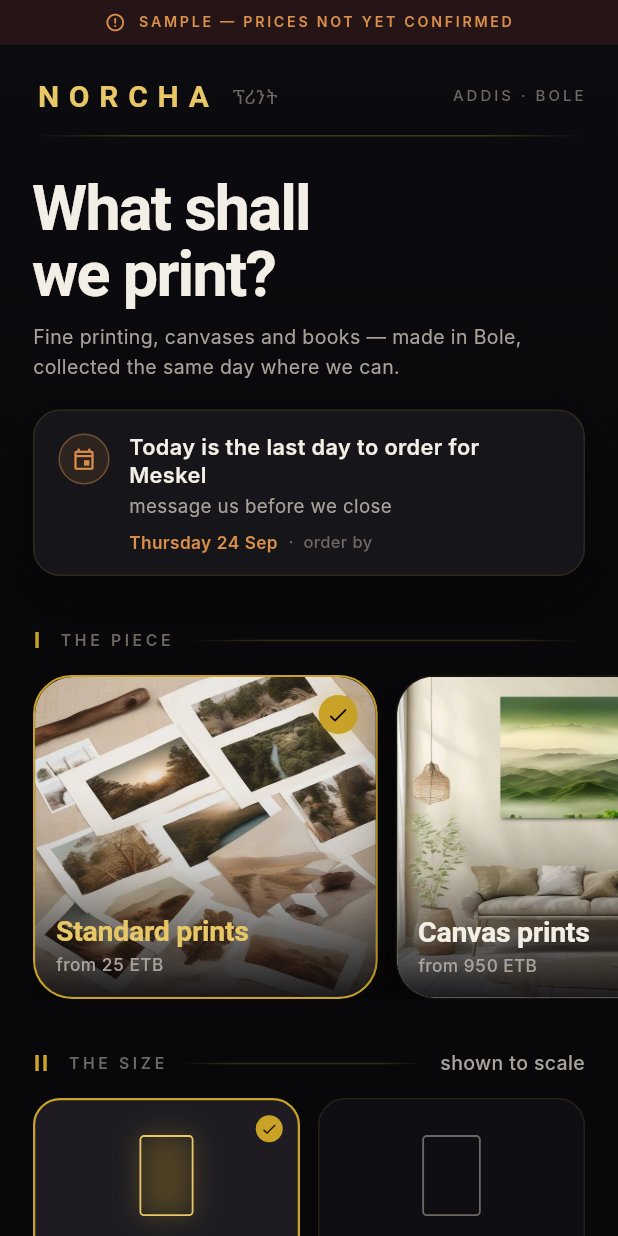
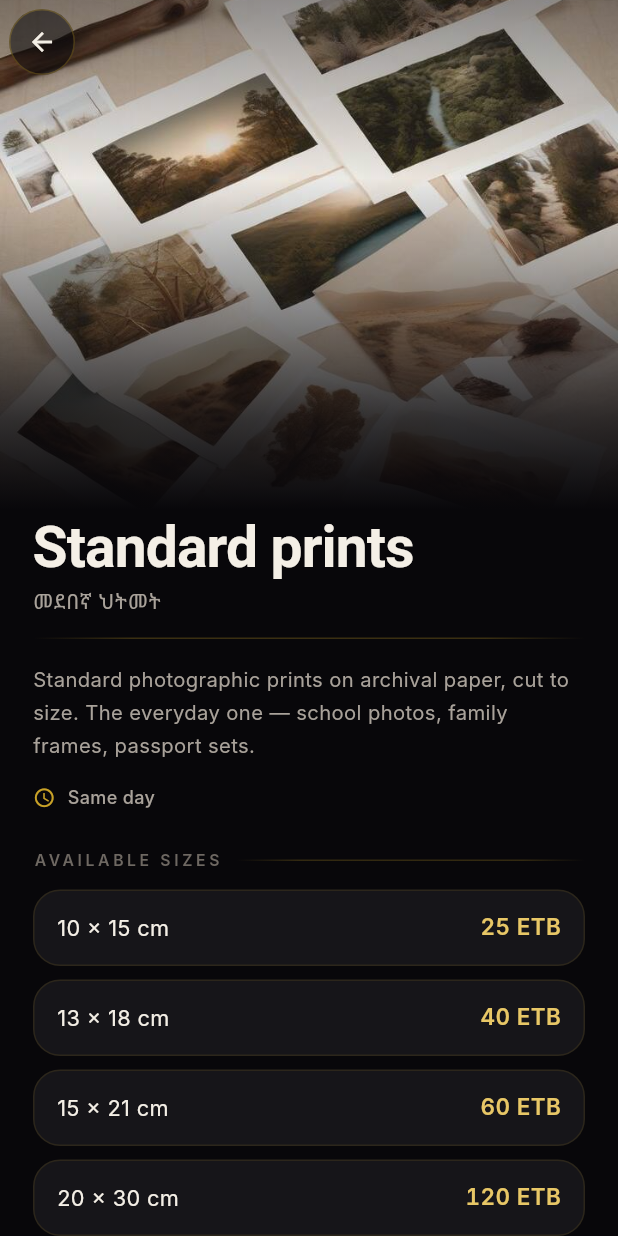
Before and after one commit to messaynew-cyber/norcha-android, a Flutter app: the screen it shows after launch, after a tap on "Standard prints", on a phone screen of 412 x 824 dp. Run offline on Flutter 3.47's test engine with Material 3 defaults, Android fonts, the phone set to English and light mode, and no system bars; our stand-ins replace google_fonts; Roboto replaces fonts that are missing (Inter, Playfair Display).

Commit message:
phase 1: the job sheet becomes a destination, and products get a page
Two structural changes. Neither adds information — both change what the app IS.

1. THE JOB SHEET IS NOW A ROUTE
The total used to be the bottom of a long scroll: you arrived at a quote rather
than asking for one. It is now its own surface, pushed with a spring-eased route
that overshoots very slightly on entry. That motion is the point — this is the
one navigation in the app that should feel like a physical object being raised.

It also carries a reference (Q-00000), derived from the quote so the same inputs
give the same number. Not an order code: that is issued by the shop when an
order is actually placed. This is so a customer can say 'I had a quote for...'
on the phone, which is how Bole actually works.

2. PRODUCTS GET A DETAIL PAGE
The carousel showed the shop's own photography as 150pt thumbnails behind a
scrim, which wastes the best asset Feven has. Tapping an ALREADY-SELECTED card
now opens a full-bleed hero image with a Hero animation from the carousel, so
the photograph appears to lift out of the row into place. Continuity tells you
that what you tapped is what you are looking at.

Two taps is deliberate: the first selects, the second explores. A single tap
that both selects and navigates would yank the customer away mid-choice.

Each product carries a short honest blurb and its production lead time. The
sizes are listed with prices, so the detail page can answer 'and how much for
the big one?' without going back.

PRE-FLIGHT, all six checks green before committing:
  brace/paren/bracket balance per file
  every relative import resolves
  no un-narrowed clamp()
  every Norcha*/Shop member referenced exists in its defining file
  Hero tags matched across files
  every _TheSum / ProductCarousel call site satisfies its constructor

Added phase1-structure branch. main remains the approved dark theme, untouched.

```diff
--- a/lib/features/quote/product_carousel.dart
+++ b/lib/features/quote/product_carousel.dart
@@ -27,10 +27,17 @@ const Map<String, String> kFamilyImages = {
 class ProductCarousel extends StatefulWidget {
   final String selected;
   final ValueChanged<String> onSelect;
+
+  /// Tapping the ALREADY-SELECTED card opens its detail page. Two taps is the
+  /// honest interaction here: the first chooses, the second explores. A single
+  /// tap that both selects and navigates would yank the user away mid-choice.
+  final void Function(Product)? onOpen;
+
   const ProductCarousel({
     super.key,
     required this.selected,
     required this.onSelect,
+    this.onOpen,
   });
 
   @override
@@ -72,11 +79,17 @@ class _ProductCarouselState extends State<ProductCarousel> {
           return _ProductCard(
             product: p,
             selected: p.family == widget.selected,
-            onTap: () => _controller.animateToPage(
-              i,
-              duration: NorchaMotion.medium,
-              curve: Curves.easeOutCubic,
-            ),
+            onTap: () {
+              if (p.family == widget.selected && widget.onOpen != null) {
+                widget.onOpen!(p);
+                return;
+              }
+              _controller.animateToPage(
+                i,
+                duration: NorchaMotion.medium,
+                curve: Curves.easeOutCubic,
+              );
+            },
           );
         },
       ),
@@ -119,7 +132,13 @@ class _ProductCard extends StatelessWidget {
             fit: StackFit.expand,
             children: [
               if (img != null)
-                Image.asset(img, fit: BoxFit.cover, errorBuilder: (_, __, ___) => const ColoredBox(color: NorchaPalette.raisedHigh))
+                Hero(
+                  tag: 'product-${product.family}',
+                  child: Image.asset(img,
+                      fit: BoxFit.cover,
+                      errorBuilder: (_, __, ___) =>
+                          const ColoredBox(color: NorchaPalette.raisedHigh)),
+                )
               else
                 const ColoredBox(color: NorchaPalette.raisedHigh),
               // Scrim so the serif stays legible over any photograph.
--- /dev/null
+++ b/lib/features/quote/product_detail_page.dart
@@ -0,0 +1,265 @@
+// Product detail — the photography, at full size, where it can actually sell.
+//
+// WHY THIS PAGE EXISTS
+// In the carousel the product images are 150pt thumbnails behind a scrim. That
+// wastes the best asset the shop has: real photographs of real work. A customer
+// deciding between a canvas and a framed print is making a visual decision, and
+// a visual decision deserves a full-bleed image.
+//
+// Reached with a Hero animation from the carousel card, so the photograph
+// appears to lift out of the row into place. That continuity is the whole point
+// of the transition — it tells you that what you tapped is what you are now
+// looking at.
+
+import 'package:flutter/material.dart';
+import 'package:flutter/services.dart';
+
+import '../../core/pricing.dart';
+import '../../theme/norcha_theme.dart';
+import 'product_carousel.dart';
+
+class ProductDetailPage extends StatelessWidget {
+  final Product product;
+  final VoidCallback onChoose;
+
+  const ProductDetailPage({
+    super.key,
+    required this.product,
+    required this.onChoose,
+  });
+
+  @override
+  Widget build(BuildContext context) {
+    final img = kFamilyImages[product.family];
+    return Scaffold(
+      backgroundColor: NorchaPalette.void_,
+      body: CustomScrollView(
+        slivers: [
+          // ---- full-bleed hero, with the back button floating over it ----
+          SliverAppBar(
+            expandedHeight: 340,
+            pinned: true,
+            backgroundColor: NorchaPalette.void_,
+            leading: Padding(
+              padding: const EdgeInsets.all(6),
+              child: _GlassCircle(
+                icon: Icons.arrow_back,
+                onTap: () => Navigator.of(context).pop(),
+              ),
+            ),
+            flexibleSpace: FlexibleSpaceBar(
+              background: Stack(
+                fit: StackFit.expand,
+                children: [
+                  if (img != null)
+                    Hero(
+                      tag: 'product-${product.family}',
+                      child: Image.asset(
+                        img,
+                        fit: BoxFit.cover,
+                        errorBuilder: (_, __, ___) =>
+                            const ColoredBox(color: NorchaPalette.raisedHigh),
+                      ),
+                    )
+                  else
+                    const ColoredBox(color: NorchaPalette.raisedHigh),
+                  const DecoratedBox(
+                    decoration: BoxDecoration(
+                      gradient: LinearGradient(
+                        begin: Alignment.topCenter,
+                        end: Alignment.bottomCenter,
+                        colors: [
+                          Color(0x6608070A),
+                          Color(0x0008070A),
+                          Color(0xCC08070A),
+                          Color(0xFF08070A),
+                        ],
+                        stops: [0.0, 0.35, 0.82, 1.0],
+                      ),
+                    ),
+                  ),
+                ],
+              ),
+            ),
+          ),
+
+          SliverToBoxAdapter(
+            child: Padding(
+              padding: const EdgeInsets.fromLTRB(22, 4, 22, 0),
+              child: Column(
+                crossAxisAlignment: CrossAxisAlignment.start,
+                children: [
+                  Text(product.label.en, style: NorchaType.display),
+                  const SizedBox(height: 6),
+                  Text(product.label.am,
+                      style: NorchaType.bodySmall.copyWith(fontSize: 14)),
+                  const SizedBox(height: 14),
+                  const Hairline(opacity: 0.26),
+                  const SizedBox(height: 16),
+                  Text(
+                    _blurb(product.family),
+                    style: NorchaType.bodySmall.copyWith(height: 1.6, fontSize: 13.5),
+                  ),
+                  const SizedBox(height: 16),
+                  Row(
+                    children: [
+                      const Icon(Icons.schedule,
+                          size: 15, color: NorchaPalette.gold),
+                      const SizedBox(width: 8),
+                      Text(_lead(product.lead),
+                          style: NorchaType.mono.copyWith(fontSize: 12)),
+                    ],
+                  ),
+                  const SizedBox(height: 28),
+                  Row(
+                    children: [
+                      Text('AVAILABLE SIZES', style: NorchaType.sectionLabel),
+                      const SizedBox(width: 10),
+                      const Expanded(child: Hairline()),
+                    ],
+                  ),
+                  const SizedBox(height: 14),
+                ],
+              ),
+            ),
+          ),
+
+          // ---- every size, with its price, as a scannable list ----
+          SliverPadding(
+            padding: const EdgeInsets.symmetric(horizontal: 22),
+            sliver: SliverList.builder(
+              itemCount: product.sizes.length,
+              itemBuilder: (context, i) {
+                final s = product.sizes[i];
+                return Padding(
+                  padding: const EdgeInsets.only(bottom: 9),
+                  child: _SizeRow(size: s),
+                );
+              },
+            ),
+          ),
+
+          SliverToBoxAdapter(
+            child: Padding(
+              padding: const EdgeInsets.fromLTRB(22, 22, 22, 34),
+              child: _ChooseButton(
+                label: 'Choose a size',
+                onTap: () {
+                  HapticFeedback.mediumImpact();
+                  onChoose();
+                  Navigator.of(context).pop();
+                },
+              ),
+            ),
+          ),
+        ],
+      ),
+    );
+  }
+
+  static String _blurb(String family) {
+    switch (family) {
+      case 'prints':
+        return 'Standard photographic prints on archival paper, cut to size. '
+            'The everyday one — school photos, family frames, passport sets.';
+      case 'canvas':
+        return 'Gallery-wrapped canvas over a solid frame, printed with '
+            'pigment ink that holds its colour. Hung without glass.';
+      case 'books':
+        return 'Hardcover photo books, printed on lay-flat stock so a spread '
+            'opens flat. Weddings, first years, graduations, memorials.';
+      case 'frames':
+        return 'Framed prints, mounted and ready to hang. A4 through 40 × 60.';
+      case 'calendars':
+        return 'Wall calendars from your own photographs — twelve months, '
+            'printed and bound. Popular as a New Year gift.';
+      case 'mugs':
+        return 'Photo mugs printed with a dye that survives a dishwasher. '
+            'Sold in packs of one, two or four.';
+      default:
+        return '';
+    }
+  }
+
+  static String _lead(int days) {
+    if (days == 0) return 'Same day';
+    if (days == 1) return '1 working day';
+    return '$days working days';
+  }
+}
+
+/// A translucent circular button that floats over photography. Used instead of
+/// a plain icon so it stays visible over both light and dark images.
+class _GlassCircle extends StatelessWidget {
+  final IconData icon;
+  final VoidCallback onTap;
+  const _GlassCircle({required this.icon, required this.onTap});
+
+  @override
+  Widget build(BuildContext context) {
+    return GestureDetector(
+      onTap: onTap,
+      child: Container(
+        width: 40,
+        height: 40,
+        decoration: BoxDecoration(
+          shape: BoxShape.circle,
+          color: NorchaPalette.void_.withOpacity(0.55),
+          border: Border.all(color: NorchaPalette.gold.withOpacity(0.28)),
+        ),
+        child: Icon(icon, size: 20, color: NorchaPalette.textPrimary),
+      ),
+    );
+  }
+}
+
+class _SizeRow extends StatelessWidget {
+  final PrintSize size;
+  const _SizeRow({required this.size});
+
+  @override
+  Widget build(BuildContext context) {
+    return Container(
+      padding: const EdgeInsets.symmetric(horizontal: 15, vertical: 14),
+      decoration: BoxDecoration(
+        color: NorchaPalette.raised,
+        borderRadius: NorchaShape.card,
+        border: Border.all(color: NorchaPalette.gold.withOpacity(0.12)),
+      ),
+      child: Row(
+        children: [
+          Expanded(
+            child: Text(size.label, style: NorchaType.body.copyWith(fontSize: 14.5)),
+          ),
+          Text(NorchaData.money(size.price),
+              style: NorchaType.price.copyWith(color: NorchaPalette.goldBright)),
+        ],
+      ),
+    );
+  }
+}
+
+class _ChooseButton extends StatelessWidget {
+  final String label;
+  final VoidCallback onTap;
+  const _ChooseButton({required this.label, required this.onTap});
+
+  @override
+  Widget build(BuildContext context) {
+    return GestureDetector(
+      onTap: onTap,
+      child: Container(
+        height: 54,
+        decoration: BoxDecoration(
+          borderRadius: NorchaShape.chip,
+          border: Border.all(color: NorchaPalette.gold.withOpacity(0.5)),
+        ),
+        child: Center(
+          child: Text(label,
+              style: NorchaType.label.copyWith(
+                  fontSize: 15, color: NorchaPalette.goldBright)),
+        ),
+      ),
+    );
+  }
+}
--- a/lib/features/quote/quote_page.dart
+++ b/lib/features/quote/quote_page.dart
@@ -17,6 +17,8 @@ import '../../core/pricing.dart';
 import '../../theme/norcha_theme.dart';
 import '../../widgets/gold_button.dart';
 import '../deadlines/deadline_card.dart';
+import 'job_sheet_route.dart';
+import 'product_detail_page.dart';
 import '../../widgets/gold_sheet.dart';
 import '../../widgets/kinetic_number.dart';
 import 'product_carousel.dart';
@@ -80,6 +82,36 @@ class _QuotePageState extends State<QuotePage> {
     } else {
       HapticFeedback.selectionClick();
     }
+  }
+
+  /// Open the job sheet as its own route. The quote is the thing the customer
+  /// came for, so it gets a surface rather than being the bottom of a scroll.
+  void _openJobSheet() {
+    final q = _quote;
+    Navigator.of(context).push(JobSheetRoute(
+      child: JobSheetPage(
+        quote: q,
+        familyLabel: _product.label.en,
+        sizeLabel:
+            _product.sizes.firstWhere((x) => x.key == _sizeKey).label,
+        onSend: () {
+          Navigator.of(context).pop();
+          _sendOnWhatsApp();
+        },
+      ),
+    ));
+  }
+
+  /// Open a product's detail page from its carousel card.
+  void _openProduct(Product p) {
+    Navigator.of(context).push(PageRouteBuilder(
+      transitionDuration: NorchaMotion.medium,
+      pageBuilder: (_, __, ___) => ProductDetailPage(
+        product: p,
+        onChoose: () => _selectFamily(p.family),
+      ),
+      transitionsBuilder: (_, a, __, c) => FadeTransition(opacity: a, child: c),
+    ));
   }
 
   Future<void> _sendOnWhatsApp() async {
@@ -198,6 +230,7 @@ class _QuotePageState extends State<QuotePage> {
                         child: ProductCarousel(
                           selected: _family,
                           onSelect: _selectFamily,
+                          onOpen: _openProduct,
                         ),
                       ),
                     ),
@@ -245,8 +278,14 @@ class _QuotePageState extends State<QuotePage> {
                     SliverToBoxAdapter(
                       child: Padding(
                         padding: const EdgeInsets.fromLTRB(22, 34, 22, 0),
-                        child: _TheSum(quote: q, sizeLabel:
-                            _product.sizes.firstWhere((s) => s.key == _sizeKey).label),
+                        child: _TheSum(
+                          quote: q,
+                          sizeLabel: _product
+                              .sizes
+                              .firstWhere((x) => x.key == _sizeKey)
+                              .label,
+                          onOpen: _openJobSheet,
+                        ),
                       ),
                     ),
 
@@ -448,12 +487,18 @@ class _SquareBtn extends StatelessWidget {
 class _TheSum extends StatelessWidget {
   final Quote quote;
   final String sizeLabel;
-  const _TheSum({required this.quote, required this.sizeLabel});
+  final VoidCallback onOpen;
+  const _TheSum({
+    required this.quote,
+    required this.sizeLabel,
+    required this.onOpen,
+  });
 
   @override
   Widget build(BuildContext context) {
     return GoldSheet(
       elevated: true,
+      onTap: onOpen,
       padding: const EdgeInsets.fromLTRB(20, 20, 20, 18),
       radius: NorchaShape.lg,
       child: Column(
```
Also changed, not shown: lib/features/quote/job_sheet_route.dart (added, +204 -0 lines).
